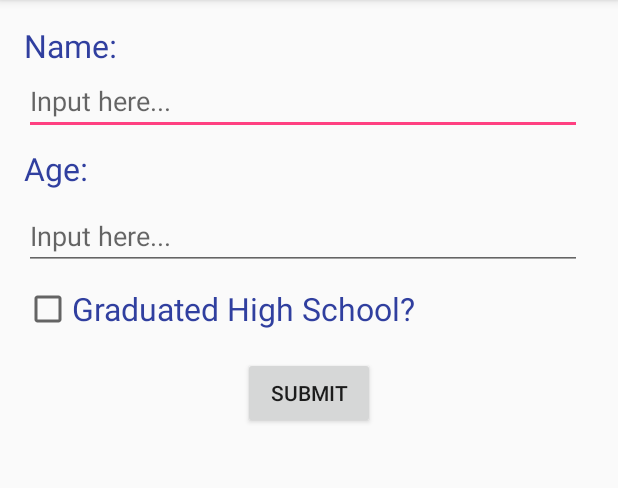
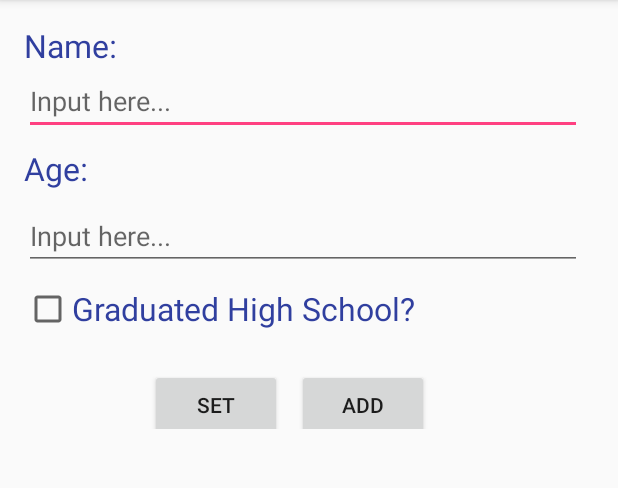
Before and after one commit to mclark414/FireBaseTake2, an Android app: the screen it shows after launch (MainActivity), on a phone screen of 412 x 824 dp, the part 84-572 px from its top. Run offline under Robolectric (Android 15) with nearby library versions, the phone set to English and light mode, and no system bars; our stand-ins replace Firebase (no records; nobody signed in at launch, a user with empty details on screens opened directly).

```diff
--- a/app/src/main/res/layout/activity_main.xml
+++ b/app/src/main/res/layout/activity_main.xml
@@ -50,12 +50,26 @@
         android:textSize="21sp"
         android:textColor="@color/colorPrimaryDark"
         android:text="@string/grad"/>
+    <LinearLayout
+        android:layout_width="wrap_content"
+        android:layout_height="wrap_content">
     <Button
         android:id="@+id/button"
         android:layout_width="wrap_content"
         android:layout_height="wrap_content"
         android:layout_gravity="center"
         android:layout_marginTop="16dp"
-        android:text="@string/submit"
+        android:layout_marginLeft="100dp"
+        android:text="@string/set"
         android:onClick="set"/>
+    <Button
+        android:id="@+id/button2"
+        android:layout_width="wrap_content"
+        android:layout_height="wrap_content"
+        android:layout_gravity="center"
+        android:layout_marginTop="16dp"
+        android:layout_marginLeft="10dp"
+        android:text="@string/add"
+        android:onClick="add"/>
+    </LinearLayout>
 </LinearLayout>
--- a/app/src/main/res/values/strings.xml
+++ b/app/src/main/res/values/strings.xml
@@ -4,5 +4,6 @@
     <string name="age">Age:</string>
     <string name="grad">Graduated High School?</string>
     <string name="hint">Input here...</string>
-    <string name="submit">Submit</string>
+    <string name="set">Set</string>
+    <string name="add">Add</string>
 </resources>
```
Also changed, not shown: app/src/main/java/com/example/android/firebasetake2/MainActivity.java (+20 -2 lines).
